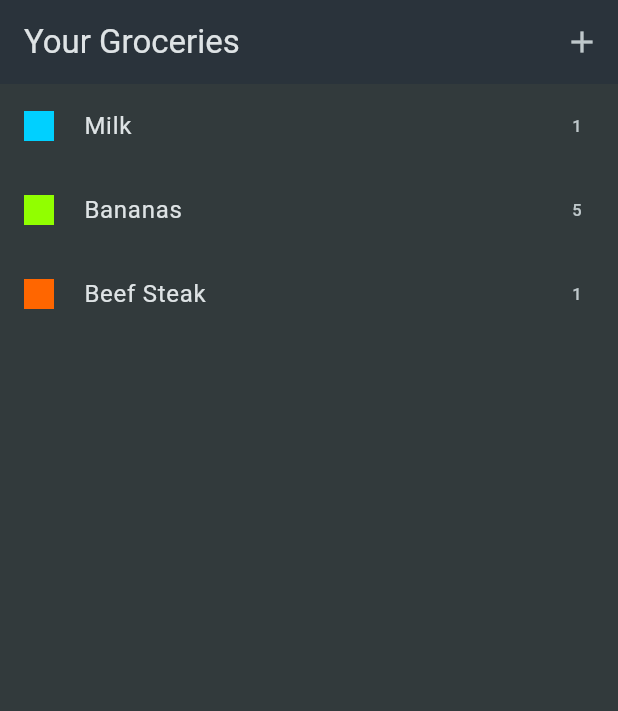
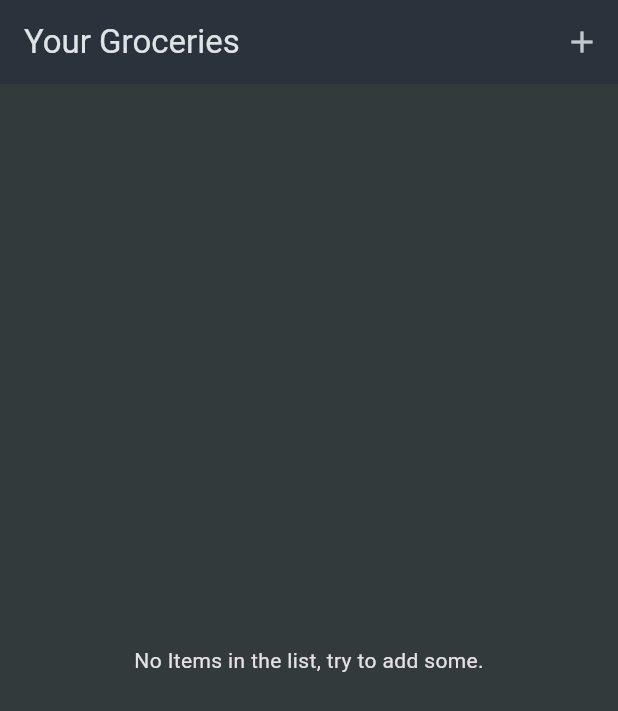
Before and after one commit to elnaddar/shopping_list_flutter_app, a Flutter app: the screen it shows after launch, on a phone screen of 412 x 824 dp. Shown: the top 711 px of the screen. Run offline on Flutter 3.47's test engine with Material 3 defaults, Android fonts, the phone set to English and light mode, and no system bars.

Commit message:
grocery list now shows the new created items.

```diff
--- a/lib/widgets/grocery_list.dart
+++ b/lib/widgets/grocery_list.dart
@@ -1,5 +1,5 @@
 import 'package:flutter/material.dart';
-import 'package:shopping_list_flutter_app/data/dummy_items.dart';
+import 'package:shopping_list_flutter_app/models/grocery_item.dart';
 import 'package:shopping_list_flutter_app/widgets/new_item.dart';
 
 class GroceryList extends StatefulWidget {
@@ -10,9 +10,21 @@ class GroceryList extends StatefulWidget {
 }
 
 class _GroceryListState extends State<GroceryList> {
-  void _addItem() => Navigator.of(context).push(MaterialPageRoute(
+  final List<GroceryItem> _itemsList = [];
+  void _addItem() async {
+    final newItem =
+        await Navigator.of(context).push<GroceryItem>(MaterialPageRoute(
       builder: (context) => const NewItem(),
     ));
+
+    if (newItem == null) {
+      return;
+    }
+
+    setState(() {
+      _itemsList.add(newItem);
+    });
+  }
 
   @override
   Widget build(BuildContext context) {
@@ -23,10 +35,11 @@ class _GroceryListState extends State<GroceryList> {
           IconButton(onPressed: _addItem, icon: const Icon(Icons.add)),
         ],
       ),
-      body: ListView.builder(
-        itemCount: groceryItems.length,
+      body: _itemsList.isNotEmpty
+          ? ListView.builder(
+              itemCount: _itemsList.length,
               itemBuilder: (context, index) {
-          final item = groceryItems[index];
+                final item = _itemsList[index];
                 return ListTile(
                   leading: SizedBox(
                     height: 20,
@@ -37,7 +50,8 @@ class _GroceryListState extends State<GroceryList> {
                   trailing: Text(item.quantity.toString()),
                 );
               },
-      ),
+            )
+          : const Center(child: Text("No Items in the list, try to add some.")),
     );
   }
 }
```
Lines whose indentation alone changed are shown as unchanged.
